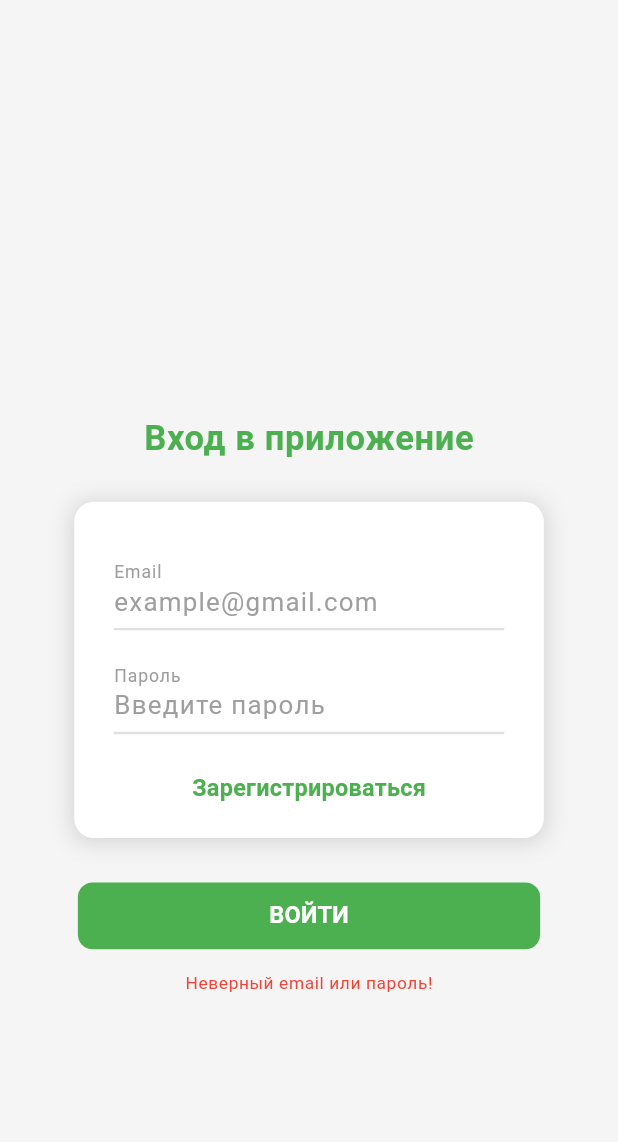
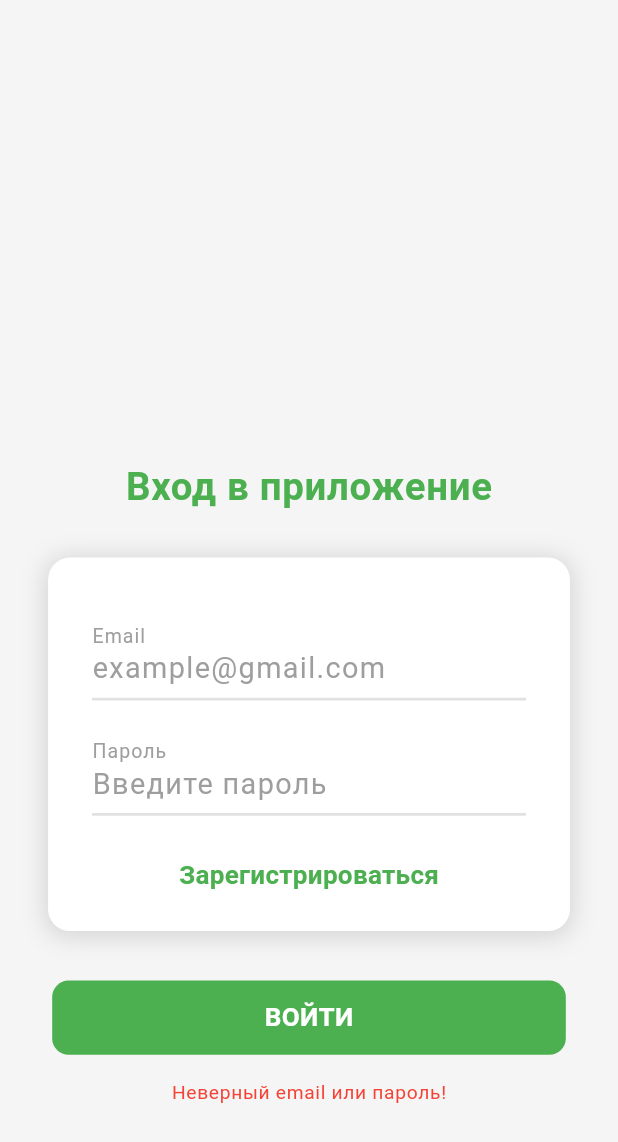
Before and after one commit to ZhdanovaAnna/flutter-apps, a Flutter app: the screen it shows after launch, on a phone screen of 412 x 824 dp. Shown: the top 1142 px of the screen. Run offline on Flutter 3.47's test engine with Material 3 defaults, Android fonts, the phone set to English and light mode, and no system bars; our stand-ins replace supabase_flutter; accounts and stored records are empty.

Commit message:
Fix mobile keyboard layout

```diff
--- a/lib/widgets/screen_shell.dart
+++ b/lib/widgets/screen_shell.dart
@@ -3,10 +3,7 @@ import 'package:flutter/material.dart';
 import '../core/constants.dart';
 
 class DesignScreen extends StatelessWidget {
-  const DesignScreen({
-    super.key,
-    required this.child,
-  });
+  const DesignScreen({super.key, required this.child});
 
   final Widget child;
 
@@ -14,16 +11,36 @@ class DesignScreen extends StatelessWidget {
   Widget build(BuildContext context) {
     return Scaffold(
       backgroundColor: AppColors.background,
+
+      // Не уменьшаем весь интерфейс при появлении клавиатуры.
+      resizeToAvoidBottomInset: false,
+
       body: SafeArea(
         child: LayoutBuilder(
           builder: (context, constraints) {
+            // Масштабируем дизайн ТОЛЬКО по ширине.
+            //
+            // Раньше здесь учитывалась ещё и высота:
+            //
+            // constraints.maxHeight / AppMetrics.designHeight
+            //
+            // Из-за этого при открытии клавиатуры весь экран
+            // резко уменьшался.
             final scale = (constraints.maxWidth / AppMetrics.designWidth)
-                .clamp(.1, constraints.maxHeight / AppMetrics.designHeight)
+                .clamp(1.0, 2.0)
                 .toDouble();
+
             final width = AppMetrics.designWidth * scale;
             final height = AppMetrics.designHeight * scale;
 
-            return Center(
+            return SingleChildScrollView(
+              physics: const ClampingScrollPhysics(),
+              child: SizedBox(
+                width: constraints.maxWidth,
+                height: height > constraints.maxHeight
+                    ? height
+                    : constraints.maxHeight,
+                child: Center(
                   child: SizedBox(
                     width: width,
                     height: height,
@@ -33,6 +50,8 @@ class DesignScreen extends StatelessWidget {
                         width: AppMetrics.designWidth,
                         height: AppMetrics.designHeight,
                         child: child,
+                      ),
+                    ),
                   ),
                 ),
               ),
```
Lines whose indentation alone changed are shown as unchanged.
